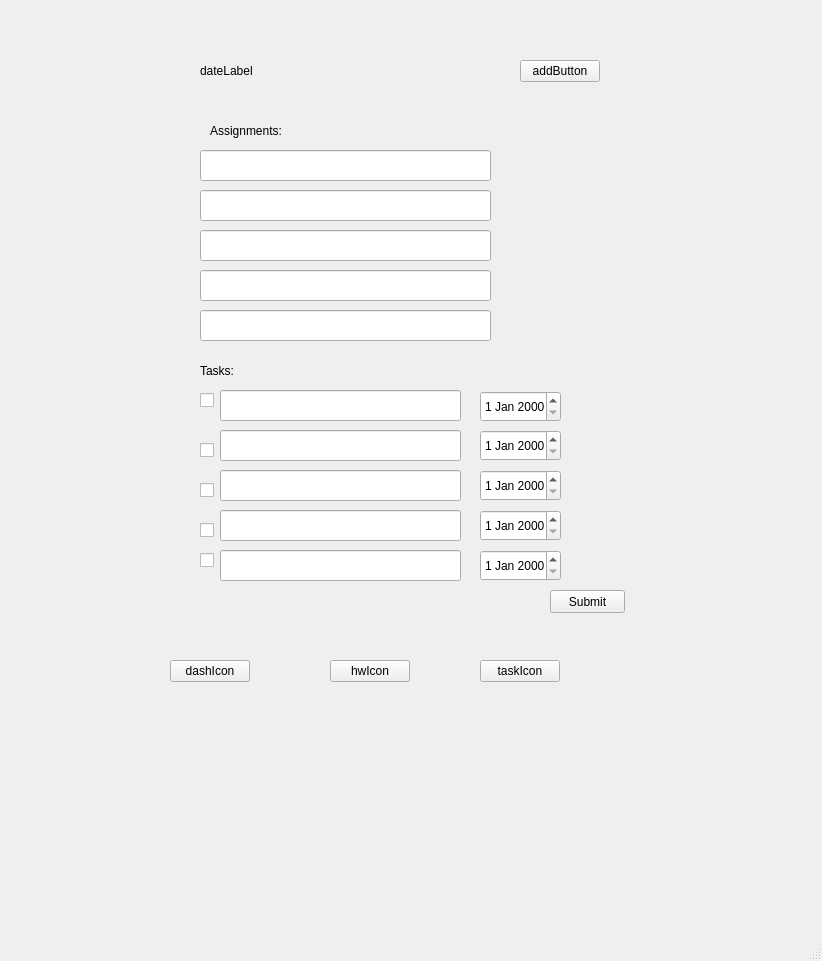
Before: the Qt Designer form mainwindow.ui in blakefuller/TaskPlanner, drawn with Qt 5.
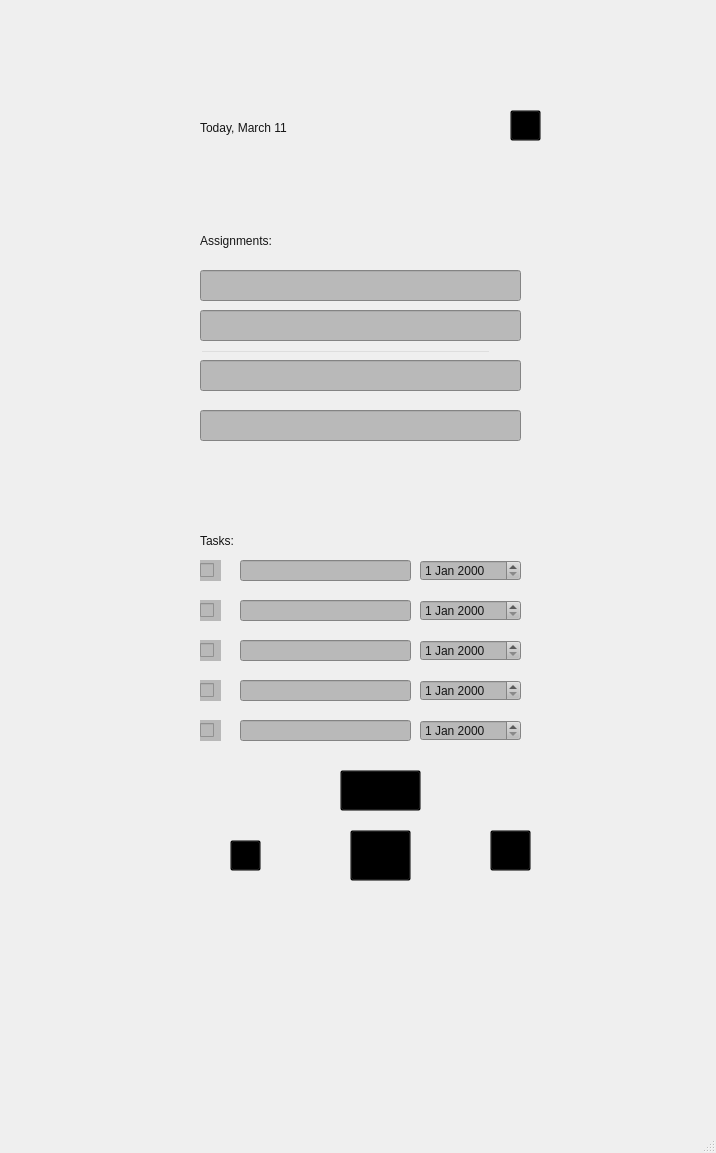
After: the same form once the commit is applied. Icons and pictures are not drawn.

Commit message: basic dashboard design?

```diff
--- a/mainwindow.ui
+++ b/mainwindow.ui
@@ -6,8 +6,8 @@
    <rect>
     <x>0</x>
     <y>0</y>
-    <width>822</width>
-    <height>961</height>
+    <width>716</width>
+    <height>1153</height>
    </rect>
   </property>
   <property name="windowTitle">
@@ -18,11 +18,14 @@
     <property name="geometry">
      <rect>
       <x>180</x>
-      <y>20</y>
-      <width>471</width>
-      <height>611</height>
+      <y>50</y>
+      <width>391</width>
+      <height>851</height>
      </rect>
     </property>
+    <property name="styleSheet">
+     <string notr="true">background-color:transparent;</string>
+    </property>
     <property name="currentIndex">
      <number>0</number>
     </property>
@@ -31,37 +34,48 @@
       <property name="geometry">
        <rect>
         <x>20</x>
-        <y>30</y>
-        <width>111</width>
+        <y>57</y>
+        <width>181</width>
         <height>41</height>
        </rect>
       </property>
+      <property name="styleSheet">
+       <string notr="true">color: rgb(21, 21, 21);
+font: 12pt &quot;MS Shell Dlg 2&quot;;</string>
+      </property>
       <property name="text">
-       <string>dateLabel</string>
+       <string>Today, March 11</string>
       </property>
      </widget>
      <widget class="QPushButton" name="addButton">
       <property name="geometry">
        <rect>
-        <x>340</x>
-        <y>40</y>
-        <width>80</width>
-        <height>22</height>
+        <x>330</x>
+        <y>60</y>
+        <width>31</width>
+        <height>31</height>
        </rect>
       </property>
+      <property name="styleSheet">
+       <string notr="true">border-image: url(:/Images/Images/add.png);
+background-color:transparent;</string>
+      </property>
       <property name="text">
-       <string>addButton</string>
+       <string/>
       </property>
      </widget>
      <widget class="QLabel" name="assignmentLabel">
       <property name="geometry">
        <rect>
-        <x>30</x>
-        <y>90</y>
+        <x>20</x>
+        <y>170</y>
         <width>101</width>
         <height>41</height>
        </rect>
       </property>
+      <property name="styleSheet">
+       <string notr="true">color: rgb(21, 21, 21);</string>
+      </property>
       <property name="text">
        <string>Assignments:</string>
       </property>
@@ -70,11 +84,14 @@
       <property name="geometry">
        <rect>
         <x>20</x>
-        <y>340</y>
+        <y>480</y>
         <width>51</width>
         <height>21</height>
        </rect>
       </property>
+      <property name="styleSheet">
+       <string notr="true">color: rgb(21, 21, 21);</string>
+      </property>
       <property name="text">
        <string>Tasks:</string>
       </property>
@@ -83,27 +100,33 @@
       <property name="geometry">
        <rect>
         <x>20</x>
-        <y>130</y>
-        <width>291</width>
+        <y>220</y>
+        <width>321</width>
         <height>31</height>
        </rect>
       </property>
+      <property name="styleSheet">
+       <string notr="true">background-color: rgb(185, 185, 185);</string>
+      </property>
      </widget>
      <widget class="QLineEdit" name="hwLine2">
       <property name="geometry">
        <rect>
         <x>20</x>
-        <y>170</y>
-        <width>291</width>
+        <y>260</y>
+        <width>321</width>
         <height>31</height>
        </rect>
       </property>
+      <property name="styleSheet">
+       <string notr="true">background-color: rgb(185, 185, 185);</string>
+      </property>
      </widget>
      <widget class="QLineEdit" name="hwLine3">
       <property name="geometry">
        <rect>
         <x>20</x>
-        <y>210</y>
+        <y>300</y>
         <width>291</width>
         <height>31</height>
        </rect>
@@ -113,81 +136,106 @@
       <property name="geometry">
        <rect>
         <x>20</x>
-        <y>250</y>
-        <width>291</width>
+        <y>360</y>
+        <width>321</width>
         <height>31</height>
        </rect>
       </property>
+      <property name="styleSheet">
+       <string notr="true">background-color: rgb(185, 185, 185);</string>
+      </property>
      </widget>
      <widget class="QLineEdit" name="hwLine5">
       <property name="geometry">
        <rect>
         <x>20</x>
-        <y>290</y>
-        <width>291</width>
+        <y>310</y>
+        <width>321</width>
         <height>31</height>
        </rect>
       </property>
+      <property name="styleSheet">
+       <string notr="true">background-color: rgb(185, 185, 185);</string>
+      </property>
      </widget>
      <widget class="QLineEdit" name="taskLine1">
       <property name="geometry">
        <rect>
-        <x>40</x>
-        <y>370</y>
-        <width>241</width>
-        <height>31</height>
+        <x>60</x>
+        <y>510</y>
+        <width>171</width>
+        <height>21</height>
        </rect>
       </property>
+      <property name="styleSheet">
+       <string notr="true">background-color: rgb(185, 185, 185);</string>
+      </property>
      </widget>
      <widget class="QLineEdit" name="taskLine4">
       <property name="geometry">
        <rect>
-        <x>40</x>
-        <y>490</y>
-        <width>241</width>
-        <height>31</height>
+        <x>60</x>
+        <y>630</y>
+        <width>171</width>
+        <height>21</height>
        </rect>
       </property>
+      <property name="styleSheet">
+       <string notr="true">background-color: rgb(185, 185, 185);</string>
+      </property>
      </widget>
      <widget class="QLineEdit" name="taskLine2">
       <property name="geometry">
        <rect>
-        <x>40</x>
-        <y>410</y>
-        <width>241</width>
-        <height>31</height>
+        <x>60</x>
+        <y>550</y>
+        <width>171</width>
+        <height>21</height>
        </rect>
       </property>
+      <property name="styleSheet">
+       <string notr="true">background-color: rgb(185, 185, 185);</string>
+      </property>
      </widget>
      <widget class="QLineEdit" name="taskLine3">
       <property name="geometry">
        <rect>
-        <x>40</x>
-        <y>450</y>
-        <width>241</width>
-        <height>31</height>
+        <x>60</x>
+        <y>590</y>
+        <width>171</width>
+        <height>21</height>
        </rect>
       </property>
+      <property name="styleSheet">
+       <string notr="true">background-color: rgb(185, 185, 185);</string>
+      </property>
      </widget>
      <widget class="QLineEdit" name="taskLine5">
       <property name="geometry">
        <rect>
-        <x>40</x>
-        <y>530</y>
-        <width>241</width>
-        <height>31</height>
+        <x>60</x>
+        <y>670</y>
+        <width>171</width>
+        <height>21</height>
        </rect>
       </property>
+      <property name="styleSheet">
+       <string notr="true">background-color: rgb(185, 185, 185);</string>
+      </property>
      </widget>
      <widget class="QCheckBox" name="checkBox">
       <property name="geometry">
        <rect>
         <x>20</x>
-        <y>370</y>
-        <width>81</width>
+        <y>510</y>
+        <width>21</width>
         <height>21</height>
        </rect>
       </property>
+      <property name="styleSheet">
+       <string notr="true">background-color: rgb(185, 185, 185);
+color: rgb(21, 21, 21);</string>
+      </property>
       <property name="text">
        <string/>
       </property>
@@ -196,11 +244,15 @@
       <property name="geometry">
        <rect>
         <x>20</x>
-        <y>460</y>
-        <width>81</width>
+        <y>590</y>
+        <width>21</width>
         <height>21</height>
        </rect>
       </property>
+      <property name="styleSheet">
+       <string notr="true">background-color: rgb(185, 185, 185);
+color: rgb(21, 21, 21);</string>
+      </property>
       <property name="text">
        <string/>
       </property>
@@ -209,11 +261,15 @@
       <property name="geometry">
        <rect>
         <x>20</x>
-        <y>420</y>
-        <width>81</width>
+        <y>630</y>
+        <width>21</width>
         <height>21</height>
        </rect>
       </property>
+      <property name="styleSheet">
+       <string notr="true">background-color: rgb(185, 185, 185);
+color: rgb(21, 21, 21);</string>
+      </property>
       <property name="text">
        <string/>
       </property>
@@ -222,11 +278,15 @@
       <property name="geometry">
        <rect>
         <x>20</x>
-        <y>500</y>
-        <width>81</width>
+        <y>670</y>
+        <width>21</width>
         <height>21</height>
        </rect>
       </property>
+      <property name="styleSheet">
+       <string notr="true">background-color: rgb(185, 185, 185);
+color: rgb(21, 21, 21);</string>
+      </property>
       <property name="text">
        <string/>
       </property>
@@ -235,11 +295,16 @@
       <property name="geometry">
        <rect>
         <x>20</x>
-        <y>530</y>
-        <width>81</width>
+        <y>550</y>
+        <width>21</width>
         <height>21</height>
        </rect>
       </property>
+      <property name="styleSheet">
+       <string notr="true">background-color: rgb(185, 185, 185);
+color: rgb(21, 21, 21);
+</string>
+      </property>
       <property name="text">
        <string/>
       </property>
@@ -247,10 +312,10 @@
      <widget class="QPushButton" name="submitTaskButton">
       <property name="geometry">
        <rect>
-        <x>370</x>
-        <y>570</y>
-        <width>75</width>
-        <height>23</height>
+        <x>160</x>
+        <y>720</y>
+        <width>81</width>
+        <height>41</height>
        </rect>
       </property>
       <property name="text">
@@ -260,51 +325,122 @@
      <widget class="QDateEdit" name="taskDate1">
       <property name="geometry">
        <rect>
-        <x>300</x>
-        <y>371</y>
-        <width>81</width>
-        <height>31</height>
+        <x>240</x>
+        <y>510</y>
+        <width>101</width>
+        <height>21</height>
        </rect>
       </property>
+      <property name="styleSheet">
+       <string notr="true">background-color: rgb(185, 185, 185);
+color: rgb(21, 21, 21);</string>
+      </property>
      </widget>
      <widget class="QDateEdit" name="taskDate2">
       <property name="geometry">
        <rect>
-        <x>300</x>
-        <y>410</y>
-        <width>81</width>
-        <height>31</height>
+        <x>240</x>
+        <y>550</y>
+        <width>101</width>
+        <height>21</height>
        </rect>
       </property>
+      <property name="styleSheet">
+       <string notr="true">background-color: rgb(185, 185, 185);
+color: rgb(21, 21, 21);</string>
+      </property>
      </widget>
      <widget class="QDateEdit" name="taskDate3">
       <property name="geometry">
        <rect>
-        <x>300</x>
-        <y>450</y>
-        <width>81</width>
-        <height>31</height>
+        <x>240</x>
+        <y>590</y>
+        <width>101</width>
+        <height>21</height>
        </rect>
       </property>
+      <property name="styleSheet">
+       <string notr="true">background-color: rgb(185, 185, 185);
+color: rgb(21, 21, 21);</string>
+      </property>
      </widget>
      <widget class="QDateEdit" name="taskDate4">
       <property name="geometry">
        <rect>
-        <x>300</x>
-        <y>490</y>
-        <width>81</width>
-        <height>31</height>
+        <x>240</x>
+        <y>630</y>
+        <width>101</width>
+        <height>21</height>
        </rect>
       </property>
+      <property name="styleSheet">
+       <string notr="true">background-color: rgb(185, 185, 185);
+color: rgb(21, 21, 21);</string>
+      </property>
      </widget>
      <widget class="QDateEdit" name="taskDate5">
       <property name="geometry">
        <rect>
-        <x>300</x>
-        <y>530</y>
-        <width>81</width>
+        <x>240</x>
+        <y>670</y>
+        <width>101</width>
+        <height>21</height>
+       </rect>
+      </property>
+      <property name="styleSheet">
+       <string notr="true">background-color: rgb(185, 185, 185);
+color: rgb(21, 21, 21);</string>
+      </property>
+     </widget>
+     <widget class="QPushButton" name="dashIcon">
+      <property name="geometry">
+       <rect>
+        <x>50</x>
+        <y>790</y>
+        <width>31</width>
         <height>31</height>
        </rect>
+      </property>
+      <property name="styleSheet">
+       <string notr="true">border-image: url(:/Images/Images/cube dashboard.png);
+background-color:transparent;</string>
+      </property>
+      <property name="text">
+       <string/>
+      </property>
+     </widget>
+     <widget class="QPushButton" name="taskIcon">
+      <property name="geometry">
+       <rect>
+        <x>310</x>
+        <y>780</y>
+        <width>41</width>
+        <height>41</height>
+       </rect>
+      </property>
+      <property name="styleSheet">
+       <string notr="true">border-image: url(:/Images/Images/checklist.png);
+background-color:transparent;</string>
+      </property>
+      <property name="text">
+       <string/>
+      </property>
+     </widget>
+     <widget class="QPushButton" name="hwIcon">
+      <property name="geometry">
+       <rect>
+        <x>170</x>
+        <y>780</y>
+        <width>61</width>
+        <height>51</height>
+       </rect>
+      </property>
+      <property name="styleSheet">
+       <string notr="true">border-image: url(:/Images/Images/homework.png);
+background-color:transparent;</string>
+      </property>
+      <property name="text">
+       <string/>
       </property>
      </widget>
     </widget>
@@ -458,45 +594,25 @@
      </widget>
     </widget>
    </widget>
-   <widget class="QPushButton" name="dashIcon">
+   <widget class="QLabel" name="label">
     <property name="geometry">
      <rect>
-      <x>170</x>
-      <y>660</y>
-      <width>80</width>
-      <height>22</height>
+      <x>40</x>
+      <y>-10</y>
+      <width>671</width>
+      <height>971</height>
      </rect>
     </property>
-    <property name="text">
-     <string>dashIcon</string>
+    <property name="styleSheet">
+     <string notr="true">border-image: url(:/Images/Images/5cb0633d80f2cf201a4c3253.png);
+background-color:transparent;</string>
     </property>
-   </widget>
-   <widget class="QPushButton" name="hwIcon">
-    <property name="geometry">
-     <rect>
-      <x>330</x>
-      <y>660</y>
-      <width>80</width>
-      <height>22</height>
-     </rect>
-    </property>
     <property name="text">
-     <string>hwIcon</string>
+     <string/>
     </property>
    </widget>
-   <widget class="QPushButton" name="taskIcon">
-    <property name="geometry">
-     <rect>
-      <x>480</x>
-      <y>660</y>
-      <width>80</width>
-      <height>22</height>
-     </rect>
-    </property>
-    <property name="text">
-     <string>taskIcon</string>
-    </property>
-   </widget>
+   <zorder>label</zorder>
+   <zorder>stackedWidget</zorder>
   </widget>
   <widget class="QMenuBar" name="menubar">
    <property name="geometry">
```
Left out of the diff: 2 changed lines with no effect on the pictures.
